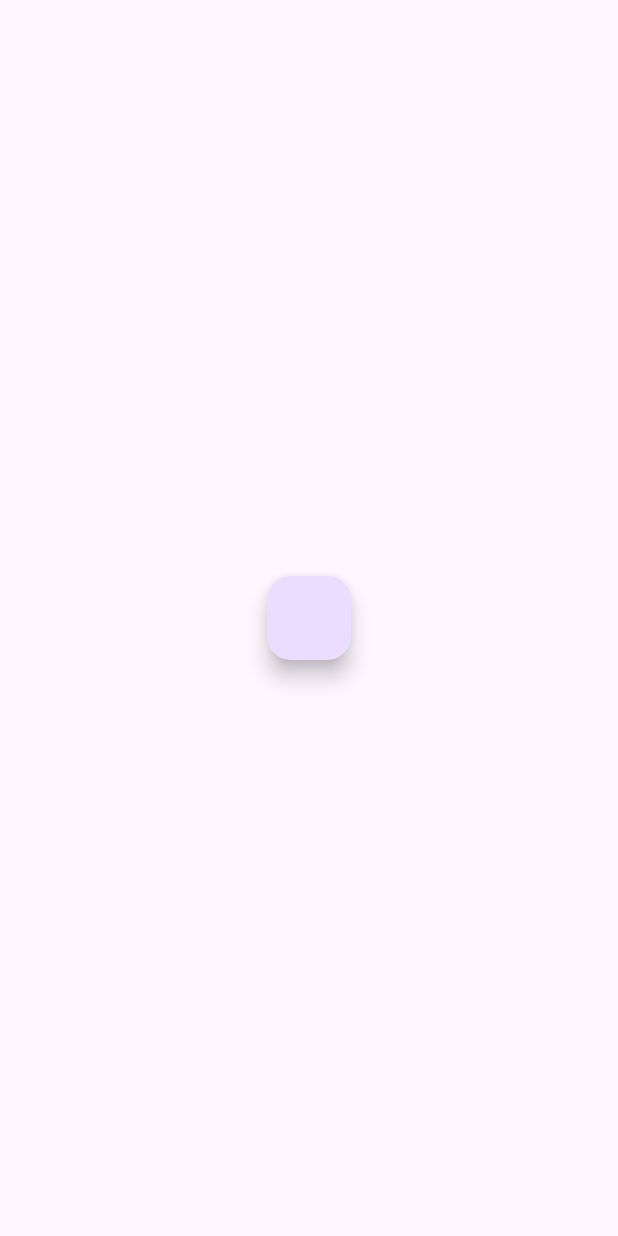
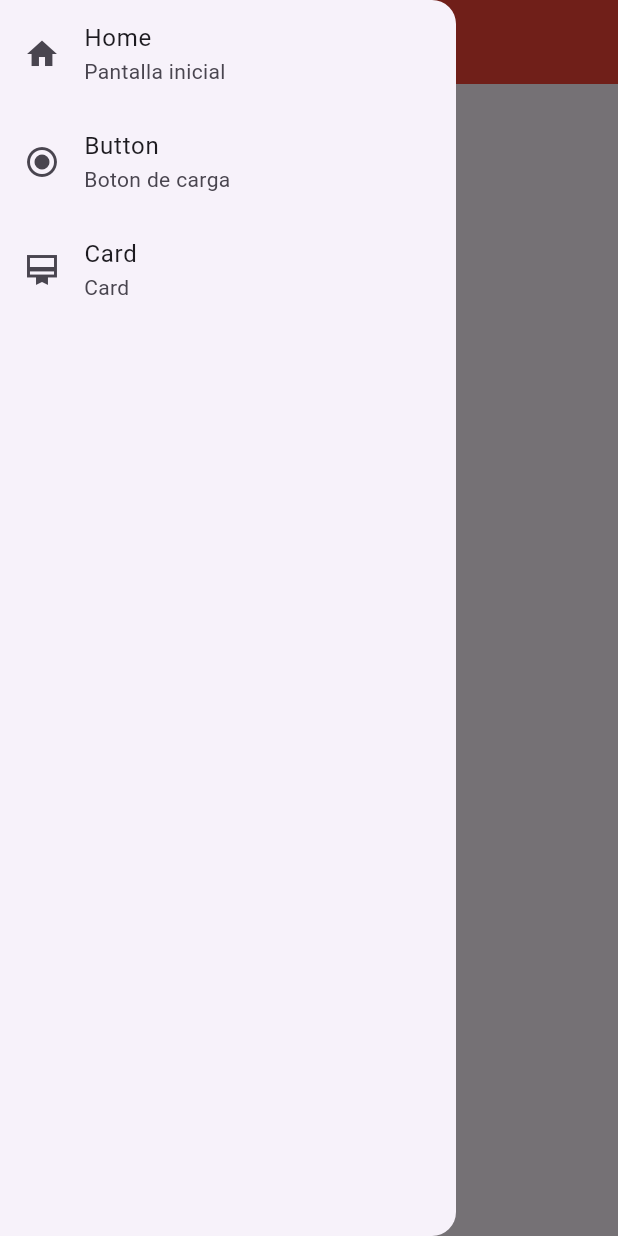
Before and after one commit to Andressalasf/project_flutter, a Flutter app: the screen it shows after launch, with the side drawer open (before the commit the screen has no drawer), on a phone screen of 412 x 824 dp. Run offline on Flutter 3.47's test engine with Material 3 defaults, Android fonts, the phone set to English and light mode, and no system bars.

Commit message:
Añadiendo el menu de aplicaciones tipo burger, ademas de configurar la rutas a travez de un constructor

```diff
--- /dev/null
+++ b/demo/lib/config/router/app_router.dart
@@ -0,0 +1,18 @@
+import 'package:flutter/widgets.dart';
+
+class AppRouter {
+  final String patch;
+  final String title;
+  final String description;
+  final IconData icon;
+  final WidgetBuilder context;
+
+  const AppRouter({
+    required this.patch,
+    required this.title,
+    required this.description,
+    required this.icon,
+    required this.context
+  });
+
+}
--- a/demo/lib/config/router/router.dart
+++ b/demo/lib/config/router/router.dart
@@ -1,11 +1,28 @@
+import 'package:demo/config/router/app_router.dart';
 import 'package:demo/presentation/screens/screen.dart';
+import 'package:flutter/material.dart';
 
 class Routers{
-  static route(){
-      return {
-        '/': (context) => const HomeScreen(),
-        'button': (context) => const ButtonScreen(),
-        'card': (context) => const CardScreen()
-      };
-  }
+
+static final List<AppRouter> pages = [
+  AppRouter(patch: '/',
+   title: 'Home',
+    description: "Pantalla inicial",
+    icon: Icons.home,
+    context: (context) => const HomeScreen()),
+    AppRouter(patch: 'button',
+   title: 'Button',
+    description: "Boton de carga",
+    icon: Icons.radio_button_on_sharp,
+    context:(context) => const ButtonScreen()),
+    AppRouter(patch: 'card',
+   title: 'Card',
+    description: "Card",
+    icon: Icons.card_membership_sharp,
+    context:  (context) => const CardScreen()),
+];
+
+
+  static route() =>{ for (var page in pages) page.patch : page.context};
+
 }
--- a/demo/lib/presentation/screens/home/home.dart
+++ b/demo/lib/presentation/screens/home/home.dart
@@ -1,3 +1,4 @@
+import 'package:demo/config/router/router.dart';
 import 'package:flutter/material.dart';
 
 class HomeScreen extends StatelessWidget {
@@ -6,9 +7,31 @@ class HomeScreen extends StatelessWidget {
   @override
   Widget build(BuildContext context) {
     return Scaffold(
-      body: Center(child: FloatingActionButton(onPressed: (){
-       Navigator.pushNamed(context, 'card');
-      }),),
+      appBar: AppBar(title: const Text("Home screen"),
+      backgroundColor: Colors.red),
+      body: Center(
+        child: FloatingActionButton(
+          onPressed: () {
+            Navigator.pushNamed(context, 'home');
+          },
+        ),
+      ),
+      drawer: Drawer(
+        child: ListView(
+          children: [
+            ...Routers.pages.map((res) {
+              return ListTile(
+                title:Text(res.title),
+                subtitle: Text(res.description),
+                onTap: (){
+                  Navigator.pushNamed(context, res.patch);
+                },
+                leading: Icon(res.icon),
+              );
+            }).toList()
+          ],
+        ),
+      ),
     );
   }
 }
```
